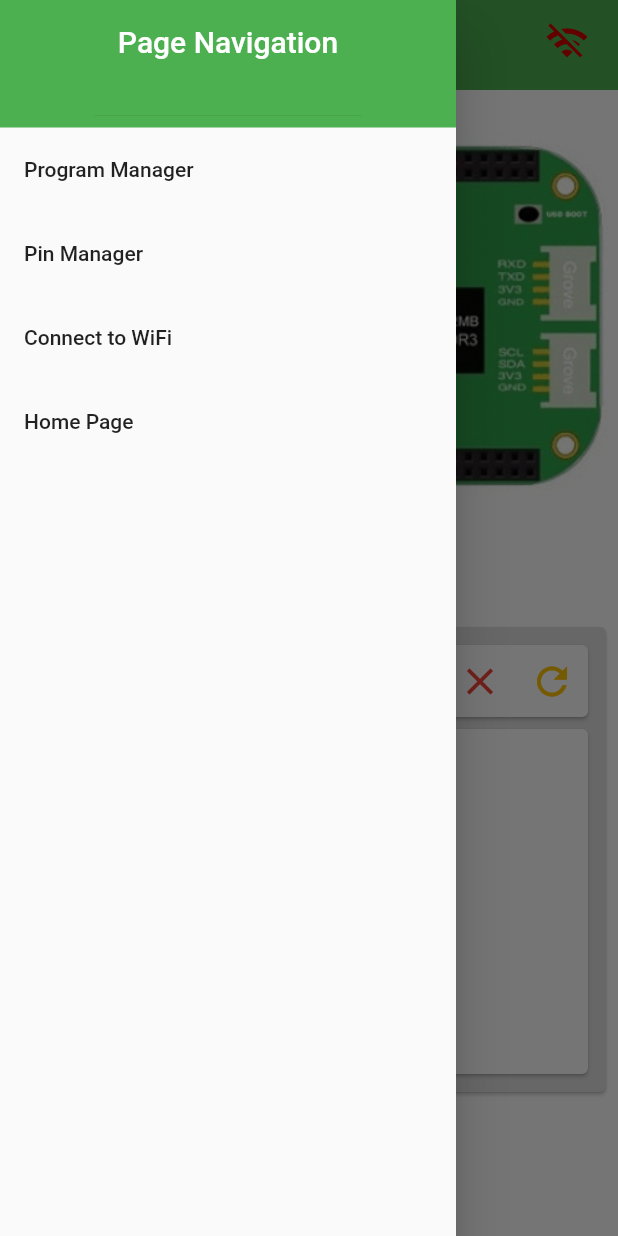
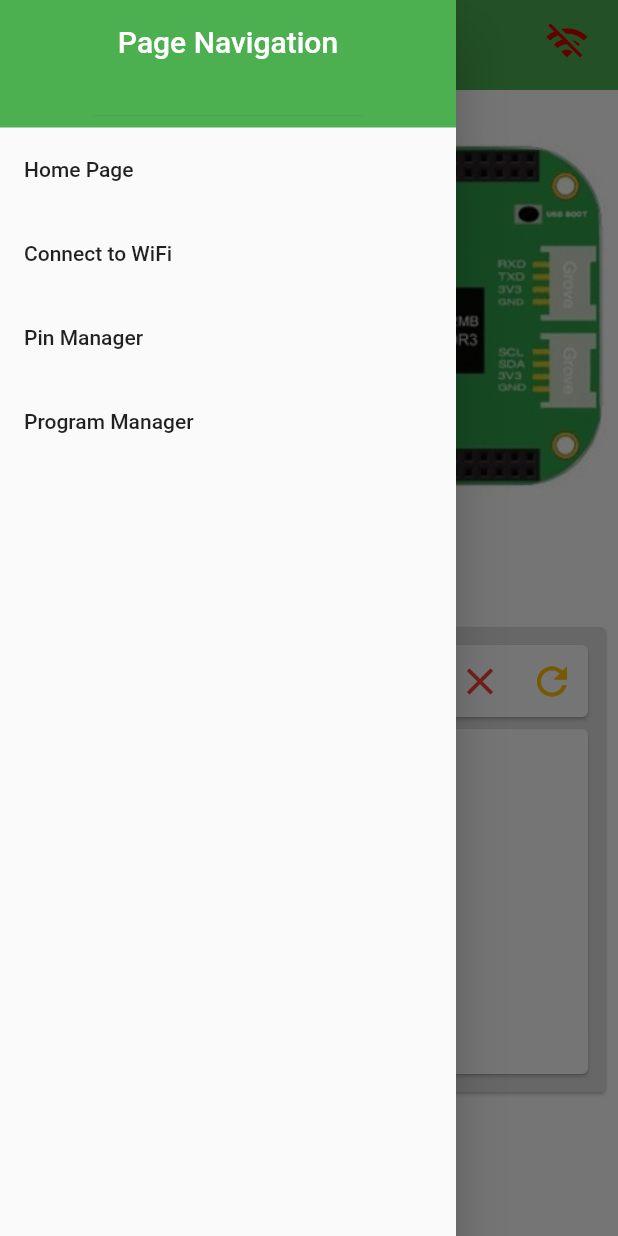
Before and after one commit to Senior-Design-0x07/flutter-frontend, a Flutter app: the screen it shows after launch, with the side drawer open, on a phone screen of 412 x 824 dp. Run offline on Flutter 3.47's test engine with Material 2 defaults, Android fonts, the light colour scheme and no system bars; network calls fail.

Commit message:
Added a navigation Controller in order to have same instance of app bar and drawer on entire app. Next step is merge into master

```diff
--- a/lib/home/home.dart
+++ b/lib/home/home.dart
@@ -1,31 +1,22 @@
 import 'package:flutter/material.dart';
 import 'package:hobby_hub_ui/services/http/http_service.dart';
 import 'package:hobby_hub_ui/services/logging/logMain.dart';
-import 'package:hobby_hub_ui/services/navigation/appBar.dart';
-import 'package:hobby_hub_ui/services/navigation/navDrawer.dart';
 
 class Home extends StatefulWidget {
   final HttpService http;
 
-  Home({@required this.http});
+  Home({Key key, @required this.http}) : super(key: key);
 
   @override
   _HomeState createState() => _HomeState();
 }
 
 class _HomeState extends State<Home> {
-  GlobalKey<ScaffoldState> _scaffoldKey = new GlobalKey();
 
   @override
   Widget build(BuildContext context) {
     return Scaffold(
-      key: _scaffoldKey,
       backgroundColor: Colors.white,
-      drawer: NavigationDrawer(),
-      appBar: PreferredSize(
-          preferredSize: const Size.fromHeight(60),
-          child: HHAppBar(
-              title: 'Hobby Hub Home', http: widget.http, scaffoldKey: _scaffoldKey)),
       body: Column(
         children: [
           Container(
@@ -40,7 +31,9 @@ class _HomeState extends State<Home> {
           SizedBox(
             height: 50,
           ),
-          LogMain(http: widget.http,)
+          LogMain(
+            http: widget.http,
+          )
         ],
       ),
     );
--- a/lib/main.dart
+++ b/lib/main.dart
@@ -1,5 +1,5 @@
 import 'package:flutter/material.dart';
-import 'package:hobby_hub_ui/services/navigation/routes.dart' as router;
+import 'package:hobby_hub_ui/services/navigation/navController.dart';
 
 void main() => runApp(HHApp());
 
@@ -20,8 +20,7 @@ class _HHApp extends State<HHApp> {
         backgroundColor: Colors.white,
         visualDensity: VisualDensity.adaptivePlatformDensity,
       ),
-      initialRoute: router.HomeRoute,
-      onGenerateRoute: router.getRoutes,
+      home: NavigationController(),
     );
   }
 }
--- a/lib/services/navigation/appBar.dart
+++ b/lib/services/navigation/appBar.dart
@@ -1,5 +1,4 @@
 import 'dart:async';
-
 import 'package:flutter/material.dart';
 import 'package:hobby_hub_ui/services/http/http_service.dart';
 
@@ -8,8 +7,7 @@ class HHAppBar extends StatefulWidget {
   final String title;
   final HttpService http;
 
-  HHAppBar(
-      {@required this.title, @required this.http, @required this.scaffoldKey});
+  HHAppBar({@required this.title, @required this.http, this.scaffoldKey});
 
   @override
   _HHAppBarState createState() => _HHAppBarState();
@@ -18,16 +16,35 @@ class HHAppBar extends StatefulWidget {
 class _HHAppBarState extends State<HHAppBar> {
   bool _tempIP = false;
   bool _usingIP = false;
-  bool _connection = true;
-  // Timer _timer;
+  bool _connection = false;
+  Timer _timer;
 
-  // void _checkIfConnected(int numSeconds) {
-  //   if (_timer == null || !_timer.isActive) {
-  //     _timer = Timer.periodic(Duration(seconds: numSeconds), (Timer t) {
-  //       return true;
-  //     });
-  //   }
-  // }
+  void _checkIfConnected(int numSeconds) {
+    if (_timer == null || !_timer.isActive) {
+      _timer = Timer.periodic(Duration(seconds: numSeconds), (Timer t) async {
+        if (await widget.http.pingBoard() != true) {
+          setState(() {
+            _connection = false;
+          });
+        } else if (_connection == false) {
+          _selectIP();
+        }
+      });
+    }
+  }
+
+  void _selectIP() async {
+    _connection = true;
+    _usingIP = false;
+    _tempIP = await widget.http.selectCurrentIP().catchError((Object error) {
+      _handleErrors();
+    });
+    if (_tempIP != _usingIP && _tempIP != null) {
+      setState(() {
+        _usingIP = _tempIP;
+      });
+    }
+  }
 
   void _handleErrors() {
     setState(() {
@@ -36,7 +53,6 @@ class _HHAppBarState extends State<HHAppBar> {
   }
 
   Widget updateIP() {
-    // _checkIfConnected(10);
     return IconButton(
         iconSize: 30.0,
         icon: _connection
@@ -47,33 +63,24 @@ class _HHAppBarState extends State<HHAppBar> {
                     size: 30.0,
                   )
                 : Icon(
-                    Icons.wifi_off,
-                    color: Colors.redAccent[700],
-                    size: 30.0,
+                    Icons.perm_scan_wifi_outlined,
+                    color: Colors.yellowAccent[400],
+                    size: 33.0,
                   )
             : Icon(
-                Icons.perm_scan_wifi_outlined,
-                color: Colors.yellowAccent[400],
-                size: 33.0,
+                Icons.wifi_off,
+                color: Colors.redAccent[700],
+                size: 30.0,
               ),
         tooltip: _connection ? 'WiFi' : 'No Comunication With Board',
         onPressed: () async {
-          _connection = true;
-          _usingIP = false;
-          _tempIP =
-              await widget.http.selectCurrentIP().catchError((Object error) {
-            _handleErrors();
-          });
-          if (_tempIP != _usingIP && _tempIP != null) {
-            setState(() {
-              _usingIP = _tempIP;
-            });
-          }
+          _selectIP();
         });
   }
 
   @override
   Widget build(BuildContext context) {
+    _checkIfConnected(60);
     return AppBar(
       backgroundColor: Colors.green,
       elevation: 0,
--- /dev/null
+++ b/lib/services/navigation/navController.dart
@@ -0,0 +1,132 @@
+import 'package:flutter/material.dart';
+import 'package:hobby_hub_ui/home/home.dart';
+import 'package:hobby_hub_ui/pin_manager/pinMain.dart';
+import 'package:hobby_hub_ui/program_manager/program_main_page.dart';
+import 'package:hobby_hub_ui/services/http/http_service.dart';
+import 'package:hobby_hub_ui/services/navigation/appBar.dart';
+import 'package:hobby_hub_ui/wifi/wifi_main_page.dart';
+
+class NavigationController extends StatefulWidget {
+  static int selectedIndex = 0;
+
+  @override
+  _NavigationControllerState createState() => _NavigationControllerState();
+}
+
+class _NavigationControllerState extends State<NavigationController> {
+  final PageStorageBucket bucket = PageStorageBucket();
+  final GlobalKey<ScaffoldState> _scaffoldKey = new GlobalKey();
+  final HttpService http = HttpService();
+  List<Widget> pages = [];
+
+  @override
+  void initState() {
+    pages = [
+      Home(
+        key: PageStorageKey('Home'),
+        http: http,
+      ),
+      WifiPage(
+        key: PageStorageKey('WiFi'),
+        http: http,
+      ),
+      PinMain(
+        key: PageStorageKey('Pin Manager'),
+        http: http,
+      ),
+      ProgramManagerPage(
+        key: PageStorageKey('Program Manager'),
+        http: http,
+      ),
+    ];
+    super.initState();
+  }
+
+  String _selectTitle(int selectedIndex) {
+    switch (selectedIndex) {
+      case 0:
+        return "Hobby Hub Home";
+      case 1:
+        return "WiFi";
+      case 2:
+        return "Pin Manager";
+      case 3:
+        return "Program Manager";
+      default:
+        return "";
+    }
+  }
+
+  Widget _drawer() {
+    return Drawer(
+      child: ListView(
+        padding: EdgeInsets.zero,
+        children: [
+          Container(
+            color: Colors.green,
+            height: 85,
+            child: Center(
+              child: DrawerHeader(
+                child: Text(
+                  'Page Navigation',
+                  style: TextStyle(color: Colors.white, fontSize: 20),
+                ),
+                decoration: BoxDecoration(color: Colors.green),
+              ),
+            ),
+          ),
+          ListTile(
+            title: Text('Home Page'),
+            onTap: () {
+              Navigator.pop(context);
+              setState(() => NavigationController.selectedIndex = 0);
+            },
+          ),
+          ListTile(
+            title: Text('Connect to WiFi'),
+            onTap: () {
+              Navigator.pop(context);
+              setState(() => NavigationController.selectedIndex = 1);
+            },
+          ),
+          ListTile(
+            title: Text('Pin Manager'),
+            onTap: () {
+              Navigator.pop(context);
+              setState(() => NavigationController.selectedIndex = 2);
+            },
+          ),
+          ListTile(
+            title: Text('Program Manager'),
+            onTap: () {
+              Navigator.pop(context);
+              setState(() => NavigationController.selectedIndex = 3);
+            },
+          )
+        ],
+      ),
+    );
+  }
+
+  Widget _appBar(int selectedIndex) {
+    return PreferredSize(
+        preferredSize: const Size.fromHeight(60),
+        child: HHAppBar(
+            title: _selectTitle(selectedIndex),
+            http: http,
+            scaffoldKey: _scaffoldKey));
+  }
+
+  @override
+  Widget build(BuildContext context) {
+    return Scaffold(
+      key: _scaffoldKey,
+      appBar: _appBar(NavigationController.selectedIndex),
+      drawer: _drawer(),
+      body: PageStorage(
+        child: pages[NavigationController.selectedIndex],
+        bucket: bucket,
+      ),
+    );
+  }
+}
--- a/lib/services/navigation/navDrawer.dart
+++ /dev/null
@@ -1,53 +0,0 @@
-import 'package:flutter/material.dart';
-import 'package:hobby_hub_ui/services/navigation/routes.dart' as router;
-
-class NavigationDrawer extends StatelessWidget {
-  @override
-  Widget build(BuildContext context) {
-    return Drawer(
-      child: ListView(
-        padding: EdgeInsets.zero,
-        children: [
-          Container(
-            color: Colors.green,
-            height: 85,
-            child: Center(
-              child: DrawerHeader(
-                child: Text(
-                  'Page Navigation',
-                  style: TextStyle(color: Colors.white, fontSize: 20),
-                ),
-                decoration: BoxDecoration(color: Colors.green),
-              ),
-            ),
-          ),
-          ListTile(
-            title: Text('Program Manager'),
-            onTap: () {
-              Navigator.pushReplacementNamed(
-                  context, router.ProgramManagerRoute);
-            },
-          ),
-          ListTile(
-            title: Text('Pin Manager'),
-            onTap: () {
-              Navigator.pushReplacementNamed(context, router.PinManagerRoute);
-            },
-          ),
-          ListTile(
-            title: Text('Connect to WiFi'),
-            onTap: () {
-              Navigator.pushReplacementNamed(context, router.WifiRoute);
-            },
-          ),
-          ListTile(
-            title: Text('Home Page'),
-            onTap: () {
-              Navigator.pushReplacementNamed(context, router.HomeRoute);
-            },
-          )
-        ],
-      ),
-    );
-  }
-}
--- a/lib/services/navigation/routes.dart
+++ b/lib/services/navigation/routes.dart
@@ -1,32 +1,33 @@
-import 'package:flutter/material.dart';
-import 'package:hobby_hub_ui/home/home.dart';
-import 'package:hobby_hub_ui/pin_manager/pinMain.dart';
-import 'package:hobby_hub_ui/program_manager/program_main_page.dart';
-import 'package:hobby_hub_ui/services/error/undefinedRoute.dart';
-import 'package:hobby_hub_ui/services/http/http_service.dart';
-import 'package:hobby_hub_ui/wifi/wifi_main_page.dart';
+// import 'package:flutter/material.dart';
+// import 'package:hobby_hub_ui/home/home.dart';
+// import 'package:hobby_hub_ui/pin_manager/pinMain.dart';
+// import 'package:hobby_hub_ui/program_manager/program_main_page.dart';
+// import 'package:hobby_hub_ui/services/error/undefinedRoute.dart';
+// import 'package:hobby_hub_ui/wifi/wifi_main_page.dart';
+// import 'package:hobby_hub_ui/services/http/http_service.dart';
 
-/* Frontend Page Routes */
-const String HomeRoute = '/home';
-const String PinManagerRoute = '/pin_manager';
-const String ProgramManagerRoute = '/program_manager';
-const String WifiRoute = '/wifi';
-RouteSettings routeSettings;
-final HttpService http = HttpService();
+// /* Frontend Page Routes */
+// const String HomeRoute = '/home';
+// const String PinManagerRoute = '/pin_manager';
+// const String ProgramManagerRoute = '/program_manager';
+// const String WifiRoute = '/wifi';
+// RouteSettings routeSettings;
+// final HttpService http = HttpService();
 
-Route<dynamic> getRoutes(RouteSettings settings) {
-  routeSettings = settings;
-  switch (settings.name) {
-    case HomeRoute:
-      return MaterialPageRoute(builder: (context) => Home(http:http));
-    case WifiRoute:
-      return MaterialPageRoute(builder: (context) => WifiPage(http: http));
-    case PinManagerRoute:
-      return MaterialPageRoute(builder: (context) => PinMain(http: http));
-    case ProgramManagerRoute:
-      return MaterialPageRoute(builder: (context) => ProgramManagerPage(http: http));
-    default:
-      return MaterialPageRoute(
-          builder: (context) => UndefinedRoute(name: settings.name));
-  }
-}
+// Route<dynamic> getRoutes(RouteSettings settings) {
+//   routeSettings = settings;
+//   switch (settings.name) {
+//     case HomeRoute:
+//       return MaterialPageRoute(builder: (context) => Home(http: http,));
+//     case WifiRoute:
+//       return MaterialPageRoute(builder: (context) => WifiPage(http: http,));
+//     case PinManagerRoute:
+//       return MaterialPageRoute(builder: (context) => PinMain(http: http));
+//     case ProgramManagerRoute:
+//       return MaterialPageRoute(
+//           builder: (context) => ProgramManagerPage(http: http));
+//     default:
+//       return MaterialPageRoute(
+//           builder: (context) => UndefinedRoute(name: settings.name));
+//   }
+// }
```
Also changed, not shown: lib/pin_manager/pinMain.dart (+1 -16 lines), lib/program_manager/program_main_page.dart (+1 -12 lines), lib/services/error/undefinedRoute.dart (+27 -27 lines), lib/services/http/http_service.dart (+28 -0 lines), lib/services/logging/logMain.dart (+5 -3 lines), lib/wifi/wifi_main_page.dart (+1 -10 lines).
